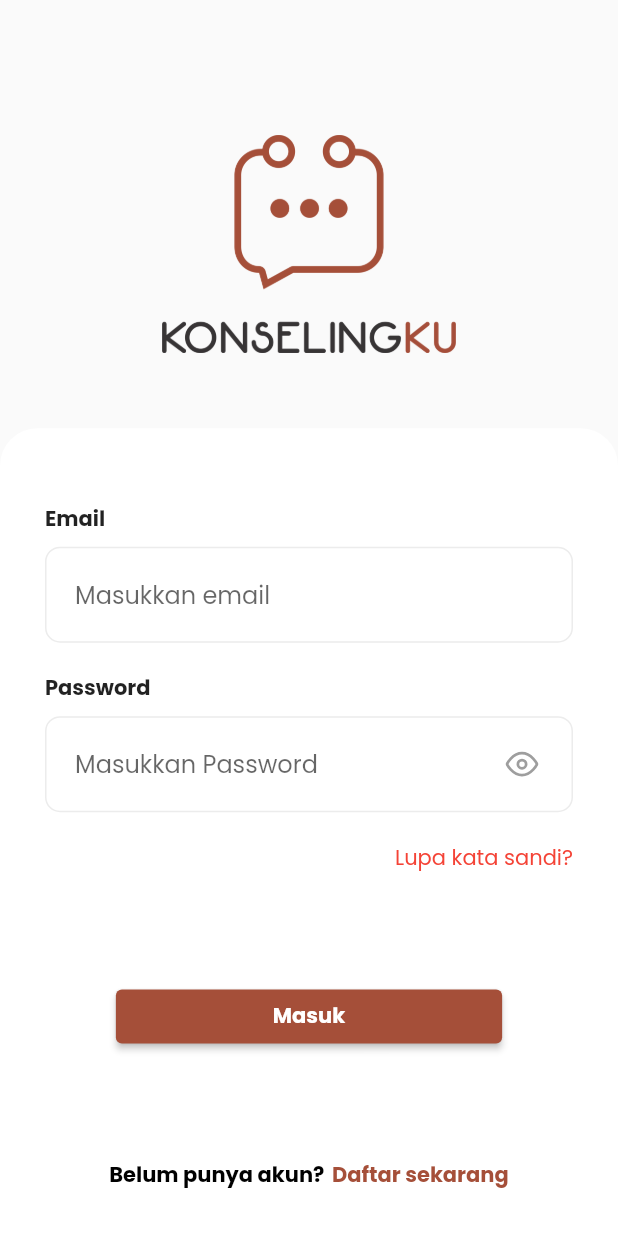
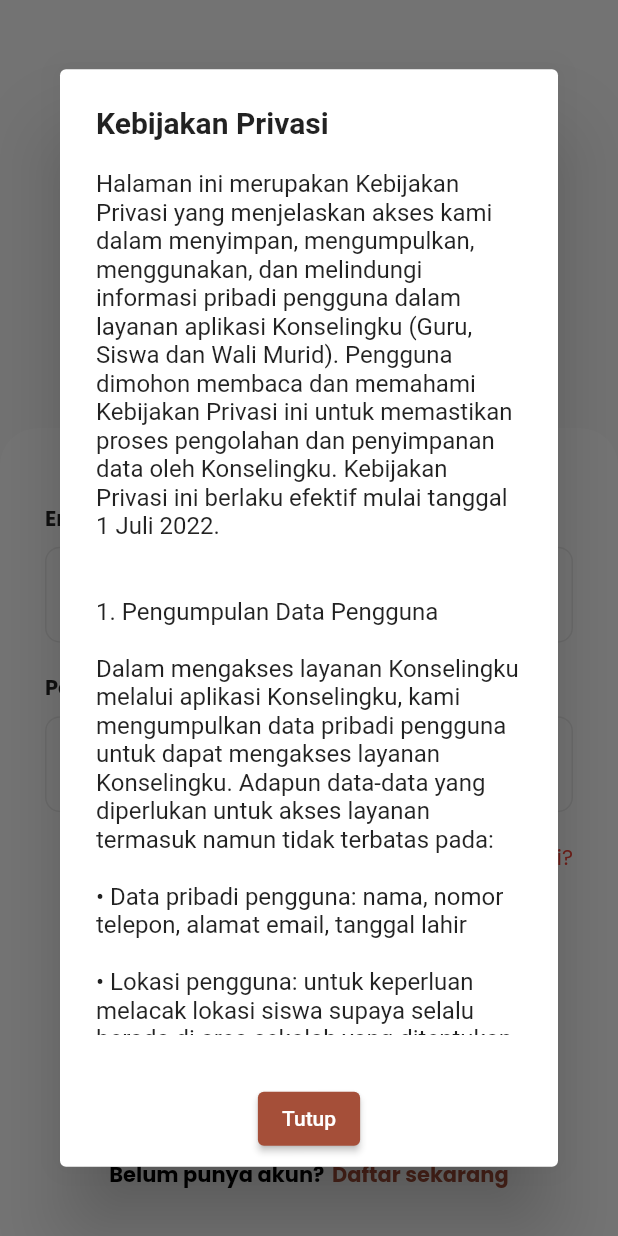
Before and after one commit to vikaatntr/konselingku, a Flutter app: the screen it shows after launch, on a phone screen of 412 x 824 dp. Run offline on Flutter 3.47's test engine with Material 2 defaults, Android fonts, the phone set to English and light mode, and no system bars; our stand-ins replace cloud_firestore, firebase_auth, firebase_core, firebase_messaging, flutter_map, flutter_vector_icons and 5 more; missing offline and left inert: background_locator; accounts and stored records are empty.

Commit message:
kebijakan privasi

```diff
--- a/lib/app/modules/auth/login/controllers/login_controller.dart
+++ b/lib/app/modules/auth/login/controllers/login_controller.dart
@@ -3,6 +3,7 @@
 import 'package:firebase_auth/firebase_auth.dart';
 import 'package:flutter/material.dart';
 import 'package:get/get.dart';
+import 'package:konselingku/app/constant/colors.dart';
 import 'package:konselingku/app/globals/controllers/app_controller.dart';
 import 'package:konselingku/app/routes/app_pages.dart';
 import 'package:konselingku/app/widget/general/dialog.dart';
@@ -18,7 +19,56 @@
   void onInit() {
     emailController = TextEditingController();
     passwordController = TextEditingController();
+    Future.delayed(const Duration(seconds: 1)).then((value) {
+      kebijakanPrivasi();
+    });
     super.onInit();
+  }
+
+  void kebijakanPrivasi() {
+    showDialog(
+        context: Get.context!,
+        builder: (context) => AlertDialog(
+              title: const Text(
+                "Kebijakan Privasi",
+                style: TextStyle(fontWeight: FontWeight.bold),
+              ),
+              content: SizedBox(
+                height: Get.height * 0.7,
+                width: double.infinity,
+                child: const SingleChildScrollView(child: Text('''
+Halaman ini merupakan Kebijakan Privasi yang menjelaskan akses kami dalam menyimpan, mengumpulkan, menggunakan, dan melindungi informasi pribadi pengguna dalam layanan aplikasi Konselingku (Guru, Siswa dan Wali Murid). Pengguna dimohon membaca dan memahami Kebijakan Privasi ini untuk memastikan proses pengolahan dan penyimpanan data oleh Konselingku. Kebijakan Privasi ini berlaku efektif mulai tanggal 1 Juli 2022.\n
+\n1.	Pengumpulan Data Pengguna\n
+Dalam mengakses layanan Konselingku melalui aplikasi Konselingku, kami mengumpulkan data pribadi pengguna untuk dapat mengakses layanan Konselingku. Adapun data-data yang diperlukan untuk akses layanan termasuk namun tidak terbatas pada:\n
+•	Data pribadi pengguna: nama, nomor telepon, alamat email, tanggal lahir\n
+•	Lokasi pengguna: untuk keperluan melacak lokasi siswa supaya selalu berada di area sekolah yang ditentukan\n\n
+2.	Tujuan Pengumpulan Data atau Informasi Pengguna\n
+Pengumpulan data pribadi pengguna dalam mengakses aplikasi Konselingku pada saat pendaftaran bertujuan untuk kelancaran proses layanan bimbingan konseling dari aplikasi Konselingku itu sendiri. Data yang diberikan oleh pengguna kepada pihak Konselingku akan digunakan sebaik mungkin untuk keberhasilan proses bimbingan konseling dan memenuhi kepuasan pengalaman pengguna dalam menggunakan jasa layanan bimbingan konseling Konselingku.
+\n\n3.	Permintaan Izin Perangkat Seluler\n
+Aplikasi Konselingku membutuhkan izin sebelum mengakses data pribadi pengguna. Adapun tidak diberikannya izin oleh pengguna akan berpengaruh dalam kegunaan atau fungsi aplikasi Konselingku. Jika pengguna telah memberikan izin, maka aplikasi Konselingku dapat memproses data pengguna dalam batas wajar untuk keperluan penggunaan aplikasi.
+\na.	Perizinan Akses Lokasi\n
+Aplikasi Konselingku memerlukan data pengguna untuk mengetahui lokasi siswa apabila terdapat melakukan kecurangan dalam kegiatan pembelajaran seperti meninggalkan lokasi sekolah.
+\nb.	Perizinan Akses Email\n
+Aplikasi Konselingku akan mengirimkan verifikasi email melalui email yang sudah didaftarkan pada aplikasi Konselingku setiap kali pengguna melakukan registrasi akun baru pada Aplikasi Konselingku.
+\n\n4.	Pemberlakuan Kebijakan Privasi\n
+Kebijakan Privasi ini dapat sewaktu-waktu ditinjau dan diubah kembali atas kebijakan dan pertimbangan dari pihak Konselingku sendiri menyesuaikan perkembangan Konselingku di masa depan dan/atau perubahan hukum atau peraturan yang berlaku. Perubahan yang dilakukan oleh Konselingku akan dicantumkan dalam situs web angkut dan pengguna diharapkan memahami serta meninjau secara seksama kebijakan privasi yang diberlakukan.
+        ''')),
+              ),
+              actions: [
+                Row(
+                  mainAxisAlignment: MainAxisAlignment.center,
+                  children: [
+                    ElevatedButton(
+                        style: ElevatedButton.styleFrom(
+                            primary: AppColors.primaryColor),
+                        onPressed: () {
+                          Get.back();
+                        },
+                        child: const Text("Tutup"))
+                  ],
+                )
+              ],
+            ));
   }
 
   @override
--- a/lib/app/modules/auth/login/views/login_view.dart
+++ b/lib/app/modules/auth/login/views/login_view.dart
@@ -84,6 +84,13 @@
                 _forgotPasswordButton(),
                 const Spacer(),
                 _loginButton(),
+                InkWell(
+                  onTap: () => controller.kebijakanPrivasi(),
+                  child: const Text(
+                    "Kebijakan Privasi",
+                    style: TextStyle(color: AppColors.primaryColor),
+                  ),
+                ),
                 const Spacer(),
                 _registerButton(),
               ],
```
